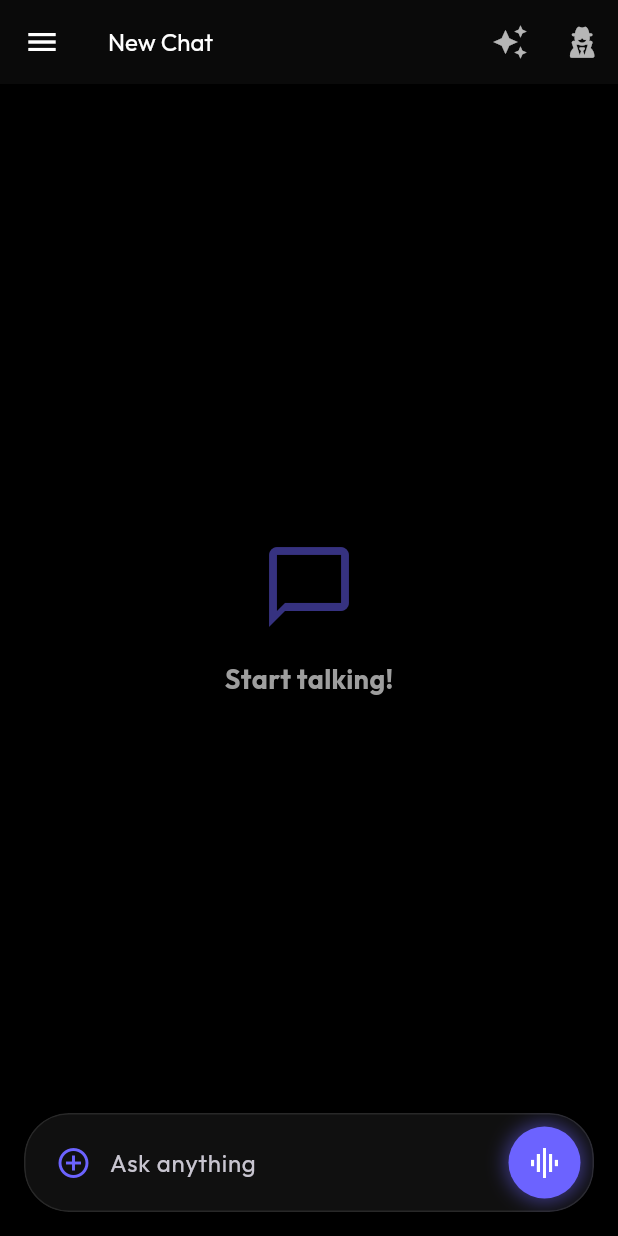
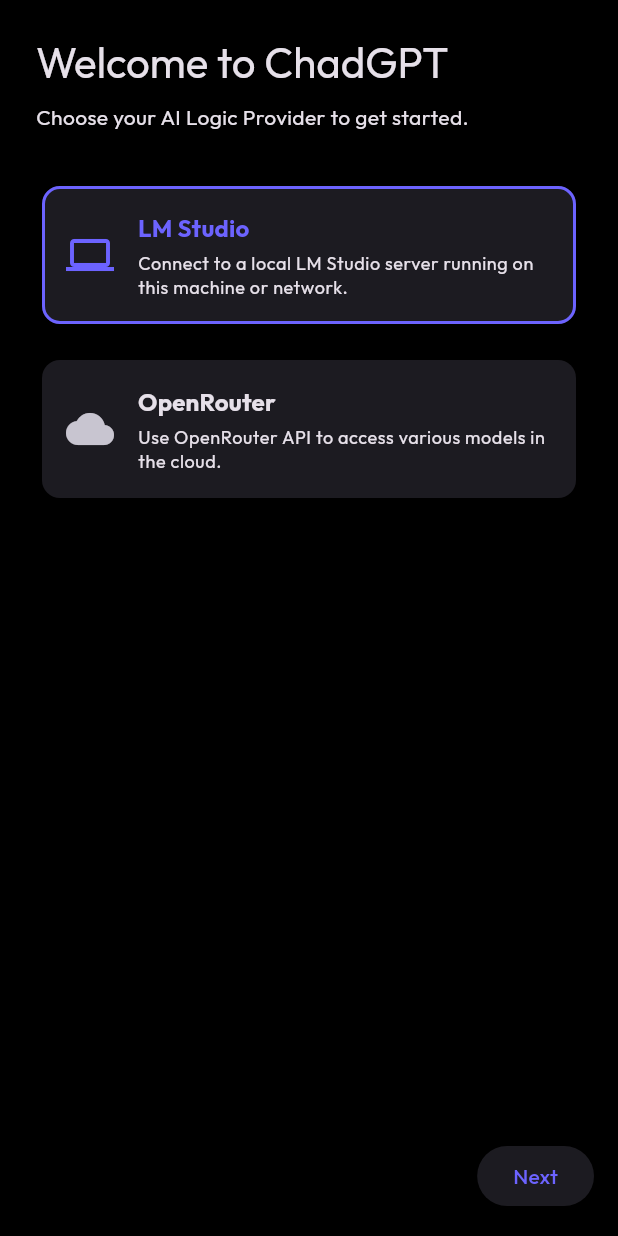
Before and after one commit to shreyashp77/ChadGPT, a Flutter app: the screen it shows after launch, on a phone screen of 412 x 824 dp. Run offline on Flutter 3.47's test engine with Material 3 defaults, Android fonts, the phone set to English and light mode, and no system bars; drawn by our look-alikes of flutter_animate; our stand-ins replace file_picker, flutter_local_notifications, flutter_markdown, flutter_tts, font_awesome_flutter, google_fonts and 6 more; missing offline and left inert: flutter_foreground_task, flutter_highlighter, gal, markdown, pasteboard; accounts and stored records are empty.

Commit message:
feat: implement initial setup wizard with network scanning for LM Studio and SearXNG.

```diff
--- a/lib/main.dart
+++ b/lib/main.dart
@@ -5,8 +5,9 @@ import 'providers/chat_provider.dart';
 import 'utils/theme.dart';
 import 'screens/home_screen.dart'; // Will create effectively
 import 'screens/settings_screen.dart'; // Will create effectively
-import 'screens/chat_screen.dart'; // Will create effectively
+import 'screens/chat_screen.dart';
 import 'services/notification_service.dart';
+import 'screens/setup_wizard_screen.dart';
 
 void main() async {
   WidgetsFlutterBinding.ensureInitialized();
@@ -47,7 +48,11 @@ class ChadGPTApp extends StatelessWidget {
             themeMode: settings.settings.isDarkMode ? ThemeMode.dark : ThemeMode.light,
             theme: AppTheme.getLightTheme(seedColor),
             darkTheme: AppTheme.getDarkTheme(seedColor),
-            home: ChatScreen(),
+            home: !settings.isInitialized
+                ? const Scaffold(body: Center(child: CircularProgressIndicator()))
+                : settings.isFirstRun
+                    ? const SetupWizardScreen()
+                    : ChatScreen(),
             routes: {
               '/settings': (context) => const SettingsScreen(),
             },
--- a/lib/providers/settings_provider.dart
+++ b/lib/providers/settings_provider.dart
@@ -25,6 +25,9 @@ class SettingsProvider with ChangeNotifier {
   bool _isOpenRouterConnected = false;
   bool _isComfyUiConnected = false;
 
+  bool _isInitialized = false;
+  bool _isFirstRun = true;
+
   AppSettings get settings => _settings;
   List<String> get availableModels => _availableModels;
   List<Map<String, dynamic>> get openRouterModels => _openRouterModels;
@@ -35,13 +38,27 @@ class SettingsProvider with ChangeNotifier {
   bool get isComfyUiConnected => _isComfyUiConnected;
   ApiService get apiService => _apiService;
 
+  bool get isInitialized => _isInitialized;
+  bool get isFirstRun => _isFirstRun;
+
   SettingsProvider() {
     _loadSettings();
   }
 
   Future<void> _loadSettings() async {
     _settings = await _prefsService.getSettings();
+    _isFirstRun = await _prefsService.getIsFirstRun();
     _apiService = ApiService(_settings);
+    _isInitialized = true;
+    notifyListeners();
+    if (!_isFirstRun) {
+      fetchModels();
+    }
+  }
+
+  Future<void> completeSetup() async {
+    await _prefsService.setFirstRunCompleted();
+    _isFirstRun = false;
     notifyListeners();
     fetchModels();
   }
--- /dev/null
+++ b/lib/screens/setup_wizard_screen.dart
@@ -0,0 +1,533 @@
+import 'package:flutter/material.dart';
+import 'package:provider/provider.dart';
+import '../providers/settings_provider.dart';
+import '../models/app_settings.dart';
+import '../utils/constants.dart';
+
+import '../services/api_service.dart';
+import '../services/comfyui_service.dart';
+
+class SetupWizardScreen extends StatefulWidget {
+  const SetupWizardScreen({super.key});
+
+  @override
+  State<SetupWizardScreen> createState() => _SetupWizardScreenState();
+}
+
+class _SetupWizardScreenState extends State<SetupWizardScreen> {
+  final PageController _pageController = PageController();
+  int _currentPage = 0;
+
+  // State
+  ApiProvider _selectedApiProvider = ApiProvider.lmStudio;
+  final TextEditingController _lmStudioUrlController = TextEditingController(text: AppConstants.defaultLmStudioUrl);
+  final TextEditingController _openRouterKeyController = TextEditingController();
+  final TextEditingController _comfyUiUrlController = TextEditingController();
+
+  // Search State
+  SearchProvider _selectedSearchProvider = SearchProvider.searxng;
+  final TextEditingController _searxngUrlController = TextEditingController(text: AppConstants.defaultSearxngUrl);
+  final TextEditingController _googleApiKeyController = TextEditingController();
+  final TextEditingController _googleCxController = TextEditingController();
+  final TextEditingController _bingApiKeyController = TextEditingController();
+  final TextEditingController _braveApiKeyController = TextEditingController();
+  final TextEditingController _perplexityApiKeyController = TextEditingController();
+
+  @override
+  void dispose() {
+    _pageController.dispose();
+    _lmStudioUrlController.dispose();
+    _openRouterKeyController.dispose();
+    _comfyUiUrlController.dispose();
+    _searxngUrlController.dispose();
+    _googleApiKeyController.dispose();
+    _googleCxController.dispose();
+    _bingApiKeyController.dispose();
+    _braveApiKeyController.dispose();
+    _perplexityApiKeyController.dispose();
+    super.dispose();
+  }
+
+  void _nextPage() {
+    if (_currentPage < 3) {
+      _pageController.nextPage(
+        duration: const Duration(milliseconds: 300),
+        curve: Curves.easeInOut,
+      );
+    } else {
+      _finishSetup();
+    }
+  }
+
+  void _previousPage() {
+    if (_currentPage > 0) {
+      _pageController.previousPage(
+        duration: const Duration(milliseconds: 300),
+        curve: Curves.easeInOut,
+      );
+    }
+  }
+
+  Future<void> _finishSetup() async {
+    final settingsProvider = context.read<SettingsProvider>();
+
+    // Sanitize LM Studio URL
+    String lmStudioUrl = _lmStudioUrlController.text.trim();
+    if (lmStudioUrl.endsWith('/')) {
+        lmStudioUrl = lmStudioUrl.substring(0, lmStudioUrl.length - 1);
+    }
+    if (lmStudioUrl.endsWith('/v1')) {
+        lmStudioUrl = lmStudioUrl.substring(0, lmStudioUrl.length - 3);
+    }
+
+    // Construct settings update
+    await settingsProvider.updateSettings(
+      apiProvider: _selectedApiProvider,
+      lmStudioUrl: lmStudioUrl,
+      openRouterApiKey: _openRouterKeyController.text.trim(),
+      comfyuiUrl: _comfyUiUrlController.text.trim().isEmpty ? null : _comfyUiUrlController.text.trim(),
+      searchProvider: _selectedSearchProvider,
+      searxngUrl: _searxngUrlController.text.trim(),
+      googleApiKey: _googleApiKeyController.text.trim(),
+      googleCx: _googleCxController.text.trim(),
+      bingApiKey: _bingApiKeyController.text.trim(),
+      braveApiKey: _braveApiKeyController.text.trim(),
+      perplexityApiKey: _perplexityApiKeyController.text.trim(),
+    );
+
+    await settingsProvider.completeSetup();
+
+    // No explicit navigation needed as the root Consumer will rebuild
+    // and switch the home widget to ChatScreen when isFirstRun becomes false.
+  }
+
+  bool _canProceed() {
+    if (_currentPage == 0) return true; // Selection is always valid (enum)
+    if (_currentPage == 1) {
+      if (_selectedApiProvider == ApiProvider.lmStudio) {
+        return _lmStudioUrlController.text.isNotEmpty;
+      } else {
+        return _openRouterKeyController.text.isNotEmpty;
+      }
+    }
+    // ComfyUI (Page 2) and Search (Page 3) are optional/have defaults
+    return true;
+  }
+
+    void _scanAndSelect(
+    String title,
+    Future<List<String>> Function({void Function(String) onProgress, void Function(String) onServerFound}) scanMethod,
+    TextEditingController controller,
+  ) {
+    String statusText = 'Starting scan...';
+    List<String> foundServers = [];
+    bool isScanning = true;
+
+    showDialog(
+      context: context,
+      barrierDismissible: false,
+      builder: (ctx) => StatefulBuilder(
+        builder: (context, setDialogState) {
+          if (isScanning && foundServers.isEmpty && statusText == 'Starting scan...') {
+            scanMethod(
+              onProgress: (status) {
+                if (context.mounted) {
+                  setDialogState(() => statusText = status);
+                }
+              },
+              onServerFound: (url) {
+                if (context.mounted) {
+                  setDialogState(() => foundServers.add(url));
+                }
+              },
+            ).then((_) {
+              if (context.mounted) {
+                setDialogState(() {
+                  isScanning = false;
+                  statusText = foundServers.isEmpty ? 'No servers found' : 'Found ${foundServers.length} server(s)';
+                });
+              }
+            });
+          }
+
+          return AlertDialog(
+            title: Row(
+              children: [
+                Icon(Icons.search, color: Theme.of(context).colorScheme.primary),
+                const SizedBox(width: 8),
+                const Text('Scanning...'),
+              ],
+            ),
+            content: Column(
+              mainAxisSize: MainAxisSize.min,
+              crossAxisAlignment: CrossAxisAlignment.start,
+              children: [
+                if (isScanning)
+                  const LinearProgressIndicator(),
+                const SizedBox(height: 12),
+                Text(statusText),
+                if (foundServers.isNotEmpty) ...[
+                  const SizedBox(height: 16),
+                  const Text('Found servers:', style: TextStyle(fontWeight: FontWeight.bold)),
+                  const SizedBox(height: 8),
+                  ...foundServers.map((url) => InkWell(
+                    onTap: () {
+                      controller.text = url;
+                      setState(() {});
+                      Navigator.pop(ctx);
+                      ScaffoldMessenger.of(context).showSnackBar(
+                        SnackBar(
+                          content: const Text('Connected', textAlign: TextAlign.center),
+                          behavior: SnackBarBehavior.floating,
+                          shape: RoundedRectangleBorder(borderRadius: BorderRadius.circular(24)),
+                          width: 120,
+                          backgroundColor: Colors.green,
+                        ),
+                      );
+                    },
+                    child: Padding(
+                      padding: const EdgeInsets.symmetric(vertical: 8),
+                      child: Row(
+                        children: [
+                          Icon(Icons.computer, color: Theme.of(context).colorScheme.primary, size: 20),
+                          const SizedBox(width: 8),
+                          Expanded(child: Text(url, style: const TextStyle(fontWeight: FontWeight.w500))),
+                          Icon(Icons.arrow_forward_ios, size: 14, color: Theme.of(context).colorScheme.primary),
+                        ],
+                      ),
+                    ),
+                  )),
+                ],
+              ],
+            ),
+            actions: [
+              TextButton(
+                onPressed: () => Navigator.pop(ctx),
+                child: Text(isScanning ? 'Cancel' : 'Close'),
+              ),
+            ],
+          );
+        },
+      ),
+    );
+  }
+
+  @override
+  Widget build(BuildContext context) {
+    return Scaffold(
+      body: SafeArea(
+        child: Column(
+          children: [
+            Expanded(
+              child: PageView(
+                controller: _pageController,
+                physics: const NeverScrollableScrollPhysics(), // Disable swipe
+                onPageChanged: (page) => setState(() => _currentPage = page),
+                children: [
+                  _buildProviderSelectionPage(), // Step 1
+                  _buildProviderConfigPage(),    // Step 2
+                  _buildComfyUiPage(),           // Step 3
+                  _buildSearchPage(),            // Step 4
+                ],
+              ),
+            ),
+            _buildBottomBar(),
+          ],
+        ),
+      ),
+    );
+  }
+
+  Widget _buildBottomBar() {
+    return Padding(
+      padding: const EdgeInsets.all(16.0),
+      child: Row(
+        mainAxisAlignment: MainAxisAlignment.spaceBetween,
+        children: [
+          if (_currentPage > 0)
+            TextButton(
+              onPressed: _previousPage,
+              child: const Text('Back'),
+            )
+          else
+            const SizedBox.shrink(),
+
+          ElevatedButton(
+            onPressed: _canProceed() ? _nextPage : null,
+            child: Text(_currentPage == 3 ? 'Finish' : 'Next'),
+          ),
+        ],
+      ),
+    );
+  }
+
+  Widget _buildProviderSelectionPage() {
+    return Padding(
+      padding: const EdgeInsets.all(24.0),
+      child: Column(
+        crossAxisAlignment: CrossAxisAlignment.start,
+        children: [
+          Text('Welcome to ChadGPT', style: Theme.of(context).textTheme.headlineMedium),
+          const SizedBox(height: 8),
+          const Text('Choose your AI Logic Provider to get started.'),
+          const SizedBox(height: 32),
+
+          _buildSelectionCard(
+            title: 'LM Studio',
+            description: 'Connect to a local LM Studio server running on this machine or network.',
+            isSelected: _selectedApiProvider == ApiProvider.lmStudio,
+            onTap: () => setState(() => _selectedApiProvider = ApiProvider.lmStudio),
+            icon: Icons.computer,
+          ),
+          const SizedBox(height: 16),
+          _buildSelectionCard(
+            title: 'OpenRouter',
+            description: 'Use OpenRouter API to access various models in the cloud.',
+            isSelected: _selectedApiProvider == ApiProvider.openRouter,
+            onTap: () => setState(() => _selectedApiProvider = ApiProvider.openRouter),
+            icon: Icons.cloud,
+          ),
+        ],
+      ),
+    );
+  }
+
+  Widget _buildSelectionCard({
+    required String title,
+    required String description,
+    required bool isSelected,
+    required VoidCallback onTap,
+    required IconData icon,
+  }) {
+    final colorScheme = Theme.of(context).colorScheme;
+    return Card(
+      elevation: isSelected ? 4 : 1,
+      shape: RoundedRectangleBorder(
+        borderRadius: BorderRadius.circular(12),
+        side: isSelected ? BorderSide(color: colorScheme.primary, width: 2) : BorderSide.none,
+      ),
+      child: InkWell(
+        onTap: onTap,
+        borderRadius: BorderRadius.circular(12),
+        child: Padding(
+          padding: const EdgeInsets.all(16.0),
+          child: Row(
+            children: [
+              Icon(icon, size: 32, color: isSelected ? colorScheme.primary : colorScheme.onSurfaceVariant),
+              const SizedBox(width: 16),
+              Expanded(
+                child: Column(
+                  crossAxisAlignment: CrossAxisAlignment.start,
+                  children: [
+                    Text(title, style: Theme.of(context).textTheme.titleMedium?.copyWith(
+                      fontWeight: FontWeight.bold,
+                      color: isSelected ? colorScheme.primary : null,
+                    )),
+                    const SizedBox(height: 4),
+                    Text(description, style: Theme.of(context).textTheme.bodySmall),
+                  ],
+                ),
+              ),
+            ],
+          ),
+        ),
+      ),
+    );
+  }
+
+  Widget _buildProviderConfigPage() {
+    final isLmStudio = _selectedApiProvider == ApiProvider.lmStudio;
+    return Padding(
+      padding: const EdgeInsets.all(24.0),
+      child: Column(
+        crossAxisAlignment: CrossAxisAlignment.start,
+        children: [
+          Text(isLmStudio ? 'Configure LM Studio' : 'Configure OpenRouter',
+               style: Theme.of(context).textTheme.headlineSmall),
+          const SizedBox(height: 24),
+
+          if (isLmStudio) ...[
+            TextField(
+              controller: _lmStudioUrlController,
+              decoration: const InputDecoration(
+                labelText: 'LM Studio Server URL',
+                hintText: 'http://localhost:1234',
+                border: OutlineInputBorder(),
+              ),
+              onChanged: (_) => setState(() {}),
+            ),
+             const SizedBox(height: 12),
+            SizedBox(
+              width: double.infinity,
+              child: OutlinedButton.icon(
+                onPressed: () => _scanAndSelect('LM Studio', ApiService.scanLmStudioNetwork, _lmStudioUrlController),
+                icon: const Icon(Icons.search, size: 18),
+                label: const Text('Auto-detect LM Studio'),
+              ),
+            ),
+            const SizedBox(height: 8),
+            const Text('Make sure your LM Studio server is running and accessible.',
+                       style: TextStyle(fontSize: 12, color: Colors.grey)),
+          ] else ...[
+            TextField(
+              controller: _openRouterKeyController,
+              decoration: const InputDecoration(
+                labelText: 'OpenRouter API Key',
+                border: OutlineInputBorder(),
+              ),
+              obscureText: true,
+              onChanged: (_) => setState(() {}),
+            ),
+             const SizedBox(height: 8),
+            const Text('Enter your OpenRouter API key to access models.',
+                       style: TextStyle(fontSize: 12, color: Colors.grey)),
+          ],
+        ],
+      ),
+    );
+  }
+
+  Widget _buildComfyUiPage() {
+    return Padding(
+      padding: const EdgeInsets.all(24.0),
+      child: Column(
+        crossAxisAlignment: CrossAxisAlignment.start,
+        children: [
+          Text('Image Generation', style: Theme.of(context).textTheme.headlineSmall),
+           const SizedBox(height: 8),
+          const Text('Configure ComfyUI for local image generation. This step cannot be skipped, but you can leave it empty if you don\'t have a server.',),
+          const SizedBox(height: 24),
+
+          TextField(
+            controller: _comfyUiUrlController,
+            decoration: const InputDecoration(
+              labelText: 'ComfyUI Server URL (Optional)',
+              hintText: 'http://127.0.0.1:8188',
+              border: OutlineInputBorder(),
+            ),
+          ),
+          const SizedBox(height: 12),
+          SizedBox(
+            width: double.infinity,
+            child: OutlinedButton.icon(
+              onPressed: () => _scanAndSelect('ComfyUI', ComfyuiService.scanNetwork, _comfyUiUrlController),
+              icon: const Icon(Icons.search, size: 18),
+              label: const Text('Auto-detect ComfyUI'),
+            ),
+          ),
+        ],
+      ),
+    );
+  }
+
+  Widget _buildSearchPage() {
+    return SingleChildScrollView(
+      child: Padding(
+        padding: const EdgeInsets.all(24.0),
+        child: Column(
+          crossAxisAlignment: CrossAxisAlignment.start,
+          children: [
+            Text('Search Provider', style: Theme.of(context).textTheme.headlineSmall),
+            const SizedBox(height: 24),
+
+            DropdownButtonFormField<SearchProvider>(
+              value: _selectedSearchProvider,
+              decoration: const InputDecoration(
+                labelText: 'Select Search Provider',
+                border: OutlineInputBorder(),
+              ),
+              items: const [
+                 DropdownMenuItem(value: SearchProvider.searxng, child: Text('SearXNG (Self-hosted)')),
+                 DropdownMenuItem(value: SearchProvider.brave, child: Text('Brave Search')),
+                 DropdownMenuItem(value: SearchProvider.bing, child: Text('Bing Search')),
+                 DropdownMenuItem(value: SearchProvider.google, child: Text('Google Search')),
+                 DropdownMenuItem(value: SearchProvider.perplexity, child: Text('Perplexity AI')),
+                 DropdownMenuItem(value: SearchProvider.none, child: Text('None')),
+              ],
+              onChanged: (value) {
+                if (value != null) {
+                  setState(() => _selectedSearchProvider = value);
+                }
+              },
+            ),
+            const SizedBox(height: 16),
+            _buildSearchConfigFields(),
+          ],
+        ),
+      ),
+    );
+  }
+
+  Widget _buildSearchConfigFields() {
+    switch (_selectedSearchProvider) {
+      case SearchProvider.searxng:
+        return Column(
+          children: [
+            TextField(
+              controller: _searxngUrlController,
+              decoration: const InputDecoration(
+                labelText: 'SearXNG URL',
+                hintText: 'https://searx.be',
+                border: OutlineInputBorder(),
+              ),
+            ),
+            const SizedBox(height: 12),
+            SizedBox(
+              width: double.infinity,
+              child: OutlinedButton.icon(
+                onPressed: () => _scanAndSelect('SearXNG', ApiService.scanSearxngNetwork, _searxngUrlController),
+                icon: const Icon(Icons.search, size: 18),
+                label: const Text('Auto-detect SearXNG'),
+              ),
+            ),
+          ],
+        );
+      case SearchProvider.google:
+        return Column(
+          children: [
+            TextField(
+              controller: _googleApiKeyController,
+              decoration: const InputDecoration(
+                labelText: 'Google API Key',
+                border: OutlineInputBorder(),
+              ),
+            ),
+            const SizedBox(height: 16),
+            TextField(
+              controller: _googleCxController,
+              decoration: const InputDecoration(
+                labelText: 'Google Custom Search Engine ID (CX)',
+                border: OutlineInputBorder(),
+              ),
+            ),
+          ],
+        );
+      case SearchProvider.bing:
+        return TextField(
+          controller: _bingApiKeyController,
+          decoration: const InputDecoration(
+            labelText: 'Bing Search API Key',
+            border: OutlineInputBorder(),
+          ),
+        );
+      case SearchProvider.brave:
+        return TextField(
+            controller: _braveApiKeyController,
+            decoration: const InputDecoration(
+                labelText: 'Brave Search API Key',
+                border: OutlineInputBorder(),
+            ),
+        );
+      case SearchProvider.perplexity:
+        return TextField(
+            controller: _perplexityApiKeyController,
+            decoration: const InputDecoration(
+                labelText: 'Perplexity API Key',
+                border: OutlineInputBorder(),
+            ),
+        );
+      case SearchProvider.none:
+        return const SizedBox.shrink();
+    }
+  }
+}
```
Also changed, not shown: lib/services/api_service.dart (+166 -0 lines), lib/services/shared_prefs_service.dart (+22 -0 lines).
